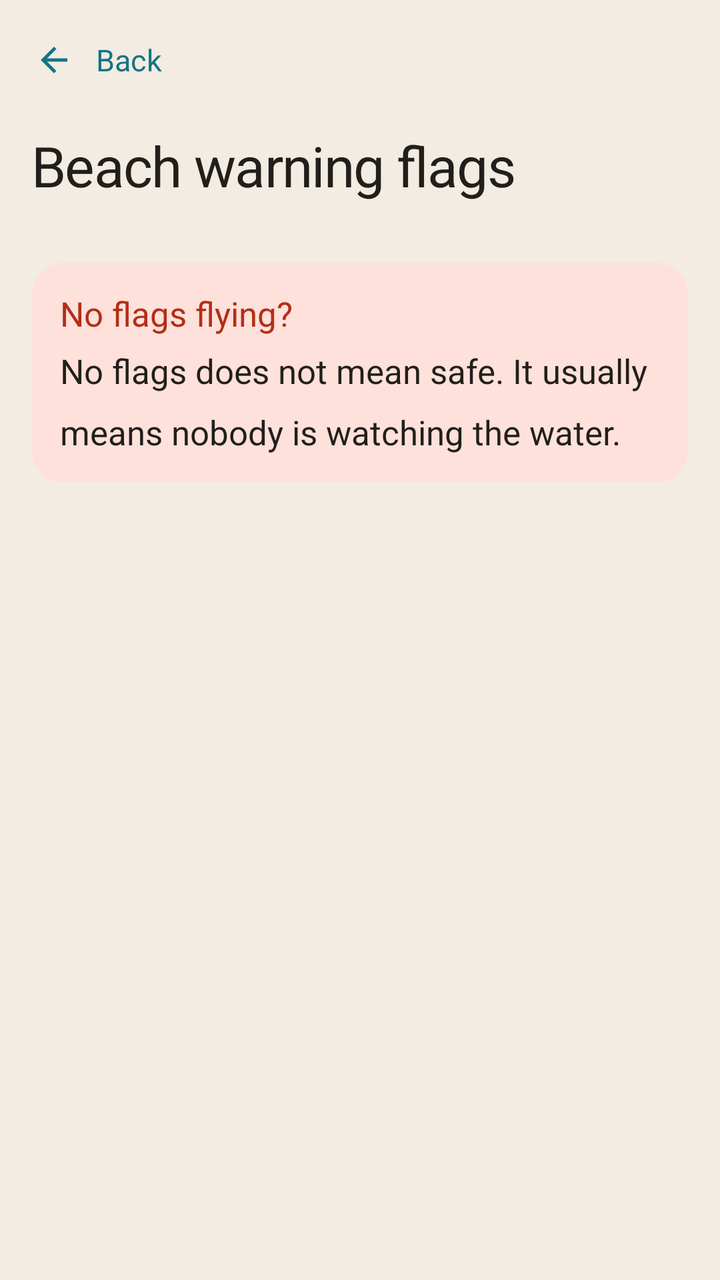
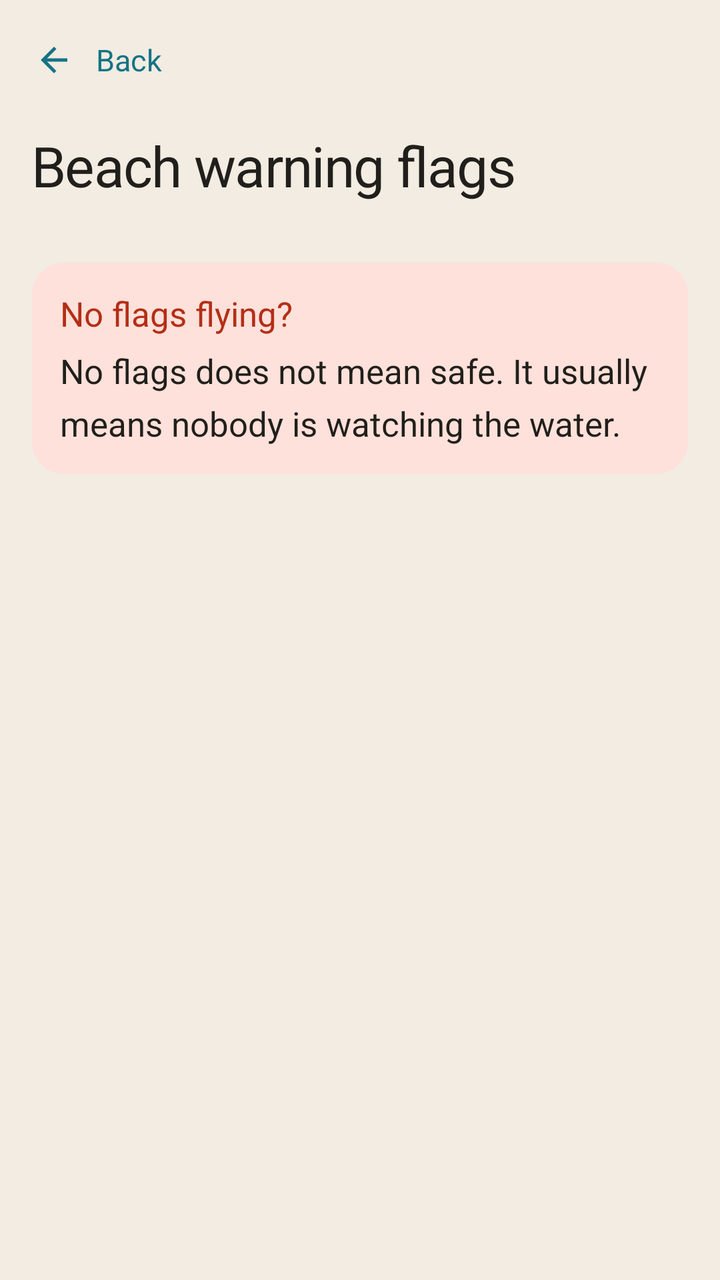

An Android layout rendered at two revisions. The XML below is the earlier revision; the diff shows what the commit changed to produce the second picture.
<!-- AndroidManifest.xml: activity theme Theme.MyApplication -->
<!-- res/layout/activity_flag_guide.xml -->
<?xml version="1.0" encoding="utf-8"?>
<LinearLayout xmlns:android="http://schemas.android.com/apk/res/android"
    xmlns:app="http://schemas.android.com/apk/res-auto"
    android:layout_width="match_parent"
    android:layout_height="match_parent"
    android:background="@color/background"
    android:orientation="vertical">

    <LinearLayout
        android:id="@+id/flagGuideHeader"
        android:layout_width="match_parent"
        android:layout_height="wrap_content"
        android:background="@color/background"
        android:gravity="center_vertical"
        android:orientation="horizontal"
        android:paddingHorizontal="8dp"
        android:paddingTop="6dp"
        android:paddingBottom="6dp">

        
        <LinearLayout
            android:id="@+id/flagGuideBackButton"
            android:minHeight="48dp"
            android:layout_width="wrap_content"
            android:layout_height="wrap_content"
            android:background="?attr/selectableItemBackground"
            android:clickable="true"
            android:focusable="true"
            android:gravity="center_vertical"
            android:orientation="horizontal"
            android:paddingStart="0dp"
            android:paddingEnd="10dp">

            <ImageView
                android:layout_width="38dp"
                android:layout_height="38dp"
                android:contentDescription="@null"
                android:padding="9dp"
                android:src="@drawable/ic_back"
                app:tint="@color/primary" />

            <TextView
                android:layout_width="wrap_content"
                android:layout_height="wrap_content"
                android:layout_marginStart="2dp"
                android:text="@string/back"
                android:textColor="@color/primary"
                android:textSize="15sp" />
        </LinearLayout>
    </LinearLayout>

    <androidx.core.widget.NestedScrollView
        android:id="@+id/flagGuideScrollView"
        android:layout_width="match_parent"
        android:layout_height="0dp"
        android:layout_weight="1"
        android:fillViewport="true"
        android:scrollbars="none">

        <LinearLayout
            android:layout_width="match_parent"
            android:layout_height="wrap_content"
            android:orientation="vertical"
            android:paddingHorizontal="16dp"
            android:paddingTop="4dp"
            android:paddingBottom="24dp">

            <TextView
                android:layout_width="match_parent"
                android:layout_height="wrap_content"
                android:text="@string/flag_title"
                android:textAppearance="@style/TextAppearance.App.Headline" />

            <LinearLayout
                android:id="@+id/flagList"
                android:layout_width="match_parent"
                android:layout_height="wrap_content"
                android:layout_marginTop="16dp"
                android:orientation="vertical" />

            
            <LinearLayout
                android:layout_width="match_parent"
                android:layout_height="wrap_content"
                android:layout_marginTop="14dp"
                android:background="@drawable/bg_danger_note"
                android:orientation="vertical"
                android:padding="14dp">

                <TextView
                    android:layout_width="match_parent"
                    android:layout_height="wrap_content"
                    android:fontFamily="sans-serif-medium"
                    android:text="@string/flag_no_flags_title"
                    android:textColor="@color/danger"
                    android:textSize="17sp" />

                <TextView
                    android:layout_width="match_parent"
                    android:layout_height="wrap_content"
                    android:layout_marginTop="6dp"
                    android:lineSpacingMultiplier="1.5"
                    android:text="@string/flag_no_flags_body"
                    android:textAppearance="@style/TextAppearance.App.Body" />
            </LinearLayout>

        </LinearLayout>
    </androidx.core.widget.NestedScrollView>

</LinearLayout>
<!-- resources referenced by this layout -->
<resources>
  <color name="background">#F2ECE2</color>
  <color name="danger">#B42E17</color>
  <color name="primary">#147384</color>
  <!-- drawable bg_danger_note (drawable) -->
  <?xml version="1.0" encoding="utf-8"?>
  <shape xmlns:android="http://schemas.android.com/apk/res/android"
      android:shape="rectangle">
      <solid android:color="@color/danger_tint" />
      <corners android:radius="16dp" />
  </shape>
  <!-- drawable ic_back (drawable) -->
  <vector xmlns:android="http://schemas.android.com/apk/res/android"
      android:width="24dp"
      android:height="24dp"
      android:viewportWidth="24"
      android:viewportHeight="24">
      <path
          android:fillColor="#000000"
          android:pathData="M20,11H7.83l5.59,-5.59L12,4l-8,8 8,8 1.41,-1.41L7.83,13H20v-2z" />
  </vector>
  <string name="back">Back</string>
  <string name="flag_no_flags_body">No flags does not mean safe. It usually means nobody is watching the water.</string>
  <string name="flag_no_flags_title">No flags flying?</string>
  <string name="flag_title">Beach warning flags</string>
  <style name="TextAppearance.App.Body" parent="TextAppearance.Material3.BodyMedium">
          <item name="android:textSize">17sp</item>
          <item name="android:letterSpacing">0</item>
          <item name="android:textColor">@color/text_primary</item>
          <item name="android:lineSpacingMultiplier">1.3</item>
      </style>
  <style name="TextAppearance.App.Headline" parent="TextAppearance.Material3.HeadlineSmall">
          <item name="android:textSize">28sp</item>
          <item name="android:fontFamily">sans-serif-medium</item>
          <item name="android:letterSpacing">-0.02</item>
          <item name="android:textColor">@color/text_primary</item>
      </style>
  <color name="danger_tint">#FEE1DA</color>
  <color name="text_primary">#211F1B</color>
  <color name="on_primary">#EBF7F9</color>
  <color name="advisor_bg">#EBF7F9</color>
  <color name="primary_variant">#0A4757</color>
  <color name="secondary">#BF730B</color>
  <color name="on_secondary">#FFF8E6</color>
  <color name="surface_alt">#EDE6DA</color>
  <color name="tertiary_gold">#BF730B</color>
  <color name="surface">#FFFDF9</color>
  <color name="text_secondary">#6E6659</color>
  <color name="divider">#DCD3C4</color>
  <color name="error">#B42E17</color>
  <style name="ShapeAppearance.App.Corner.ExtraSmall" parent="ShapeAppearance.Material3.Corner.ExtraSmall">
          <item name="cornerSize">4dp</item>
      </style>
  <style name="ShapeAppearance.App.Corner.Small" parent="ShapeAppearance.Material3.Corner.Small">
          <item name="cornerSize">8dp</item>
      </style>
  <style name="ShapeAppearance.App.Corner.Medium" parent="ShapeAppearance.Material3.Corner.Medium">
          <item name="cornerSize">8dp</item>
      </style>
  <style name="ShapeAppearance.App.Corner.Large" parent="ShapeAppearance.Material3.Corner.Large">
          <item name="cornerSize">12dp</item>
      </style>
  <style name="ShapeAppearance.App.Corner.ExtraLarge" parent="ShapeAppearance.Material3.Corner.ExtraLarge">
          <item name="cornerSize">14dp</item>
      </style>
  <!-- unchanged entries left out for length: 2 -->
</resources>

<!-- the commit's change to res/layout/activity_flag_guide.xml (unified diff, before → after) -->
@@ -76,7 +76,11 @@
                 android:layout_width="match_parent"
                 android:layout_height="wrap_content"
                 android:layout_marginTop="16dp"
-                android:orientation="vertical" />
+                android:orientation="vertical"
+                android:background="@drawable/bg_surface_card"
+                android:clipToOutline="true"
+                android:divider="@drawable/divider_inset"
+                android:showDividers="middle" />
 
             
             <LinearLayout
@@ -99,7 +103,7 @@
                     android:layout_width="match_parent"
                     android:layout_height="wrap_content"
                     android:layout_marginTop="6dp"
-                    android:lineSpacingMultiplier="1.5"
+                    android:lineSpacingMultiplier="1.3"
                     android:text="@string/flag_no_flags_body"
                     android:textAppearance="@style/TextAppearance.App.Body" />
             </LinearLayout>
<!-- resource entries referenced after the edit -->
@@ -10,6 +10,22 @@
       <solid android:color="@color/danger_tint" />
       <corners android:radius="16dp" />
   </shape>
+  <!-- drawable bg_surface_card (drawable) -->
+  <?xml version="1.0" encoding="utf-8"?>
+  <shape xmlns:android="http://schemas.android.com/apk/res/android"
+      android:shape="rectangle">
+      <solid android:color="@color/surface" />
+      <corners android:radius="16dp" />
+  </shape>
+  <!-- drawable divider_inset (drawable) -->
+  <?xml version="1.0" encoding="utf-8"?>
+  <inset xmlns:android="http://schemas.android.com/apk/res/android"
+      android:insetLeft="16dp">
+      <shape android:shape="rectangle">
+          <size android:height="1dp" />
+          <solid android:color="@color/divider" />
+      </shape>
+  </inset>
   <!-- drawable ic_back (drawable) -->
   <vector xmlns:android="http://schemas.android.com/apk/res/android"
       android:width="24dp"
